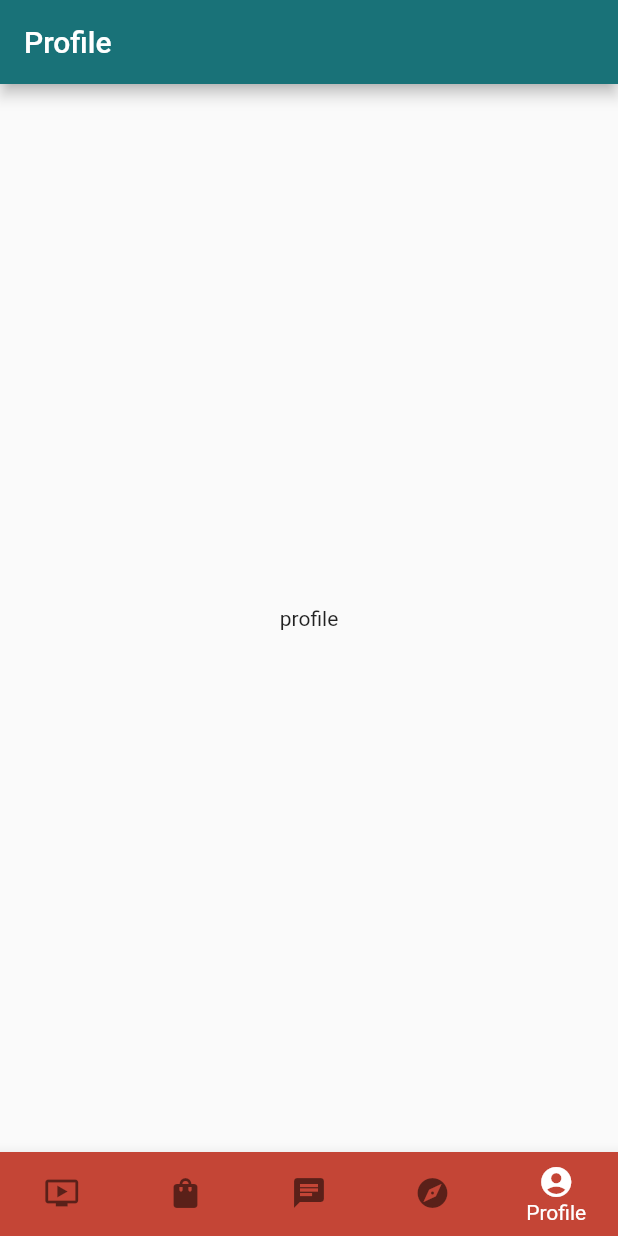
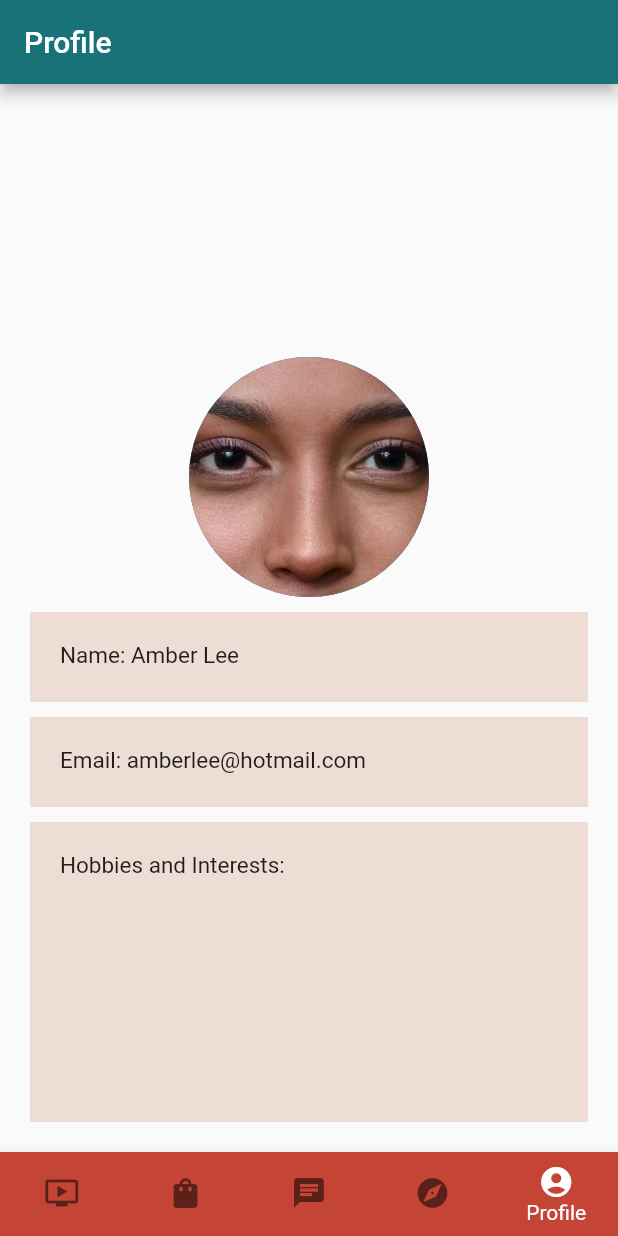
Before and after one commit to remeliashirlley/HackFest, a Flutter app: the screen it shows after launch, item 5 of the bottom bar chosen, on a phone screen of 412 x 824 dp. Run offline on Flutter 3.47's test engine with Material 2 defaults, Android fonts, the phone set to English and light mode, and no system bars.

Commit message:
profile page update

```diff
--- a/lib/page/profile.dart
+++ b/lib/page/profile.dart
@@ -1,4 +1,4 @@
-import  'package:flutter/material.dart';
+import 'package:flutter/material.dart';
 
 class ProfilePage extends StatefulWidget {
   @override
@@ -8,13 +8,69 @@ class ProfilePage extends StatefulWidget {
 class _ProfilePageState extends State<ProfilePage> {
   @override
   Widget build(BuildContext context) => Scaffold(
-      appBar: AppBar(
-        backgroundColor: Color.fromRGBO(25, 114, 120, 1),
-        title: Text('Profile'),
-      ),
-      body:
-      Center(
-        child: Text('profile'),
-      )
-  );
+        appBar: AppBar(
+          backgroundColor: Color.fromRGBO(25, 114, 120, 1),
+          title: Text('Profile'),
+        ),
+        body: SafeArea(
+          child: Column(
+            mainAxisAlignment: MainAxisAlignment.end,
+            crossAxisAlignment: CrossAxisAlignment.stretch,
+            children: [
+              CircleAvatar(
+                radius: 80.0,
+                backgroundImage: AssetImage('Images/amberlee.jpg'),
+              ),
+              SizedBox(
+                height: 10.0,
+              ),
+              Container(
+                height: 60.0,
+                width: 400.0,
+                color: Color.fromRGBO(237, 221, 212, 1),
+                child: Text(
+                  'Name: Amber Lee',
+                  style: TextStyle(
+                    fontSize: 15.0,
+                  ),
+                ),
+                margin: EdgeInsets.fromLTRB(20, 0, 20, 0),
+                padding: EdgeInsets.all(20.0),
+              ),
+              SizedBox(
+                height: 10.0,
+              ),
+              Container(
+                height: 60.0,
+                width: 400.0,
+                color: Color.fromRGBO(237, 221, 212, 1),
+                child: Text(
+                  'Email: amberlee@hotmail.com',
+                  style: TextStyle(
+                    fontSize: 15.0,
+                  ),
+                ),
+                margin: EdgeInsets.fromLTRB(20, 0, 20, 0),
+                padding: EdgeInsets.all(20.0),
+              ),
+              SizedBox(
+                height: 10.0,
+              ),
+              Container(
+                height: 200.0,
+                width: 400.0,
+                color: Color.fromRGBO(237, 221, 212, 1),
+                child: Text(
+                  'Hobbies and Interests:',
+                  style: TextStyle(
+                    fontSize: 15.0,
+                  ),
+                ),
+                margin: EdgeInsets.fromLTRB(20, 0, 20, 20),
+                padding: EdgeInsets.all(20.0),
+              ),
+            ],
+          ),
+        ),
+      );
 }
--- a/pubspec.yaml
+++ b/pubspec.yaml
@@ -60,9 +60,7 @@ flutter:
 
   # To add assets to your application, add an assets section, like this:
   assets:
-    - Images/Marketplace/
-  #   - images/a_dot_burr.jpeg
-  #   - images/a_dot_ham.jpeg
+    - Images/
 
   # An image asset can refer to one or more resolution-specific "variants", see
   # https://flutter.dev/assets-and-images/#resolution-aware
```
Also changed, not shown: Images/amberlee.jpg (added).
